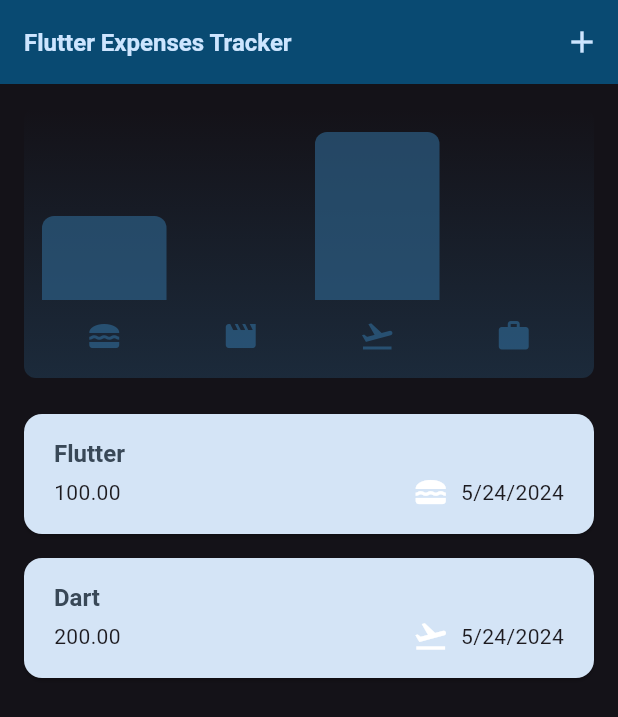
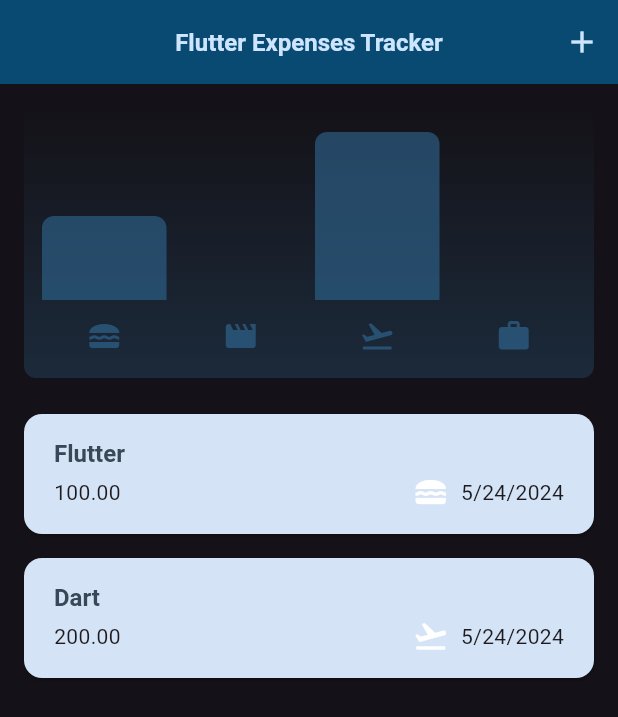
Before and after one commit to MahmoudAbuelazm/expenses_tracker, a Flutter app: the screen it shows after launch, on a phone screen of 412 x 824 dp. Shown: the top 717 px of the screen. Run offline on Flutter 3.47's test engine with Material 3 defaults, Android fonts, the phone set to English and light mode, and no system bars.

Commit message:
Refactor expenses.dart and widgets to improve code readability and maintainability

```diff
--- a/lib/expenses.dart
+++ b/lib/expenses.dart
@@ -28,6 +28,7 @@
 
   void _openAddExpense() {
     showModalBottomSheet(
+        useSafeArea: true,
         isScrollControlled: true,
         context: context,
         builder: (ctx) => NewExpense(
@@ -70,6 +71,7 @@
 
   @override
   Widget build(BuildContext context) {
+    double width = MediaQuery.of(context).size.width;
     Widget mainWidget = const Center(
       child: Text('No expenses found. Start adding some!'),
     );
@@ -80,6 +82,7 @@
     }
     return Scaffold(
       appBar: AppBar(
+        centerTitle: true,
         actions: [
           IconButton(
             onPressed: _openAddExpense,
@@ -88,9 +91,19 @@
         ],
         title: const Text('Flutter Expenses Tracker'),
       ),
-      body: Column(
-        children: [Chart(expenses: expenses), mainWidget],
-      ),
+      body: width > 600
+          ? Row(
+              children: [
+                Expanded(child: Chart(expenses: expenses)),
+                Expanded(child: mainWidget),
+              ],
+            )
+          : Column(
+              children: [
+                Chart(expenses: expenses),
+                Expanded(child: mainWidget)
+              ],
+            ),
     );
   }
 }
--- a/lib/main.dart
+++ b/lib/main.dart
@@ -1,4 +1,5 @@
 import 'package:flutter/material.dart';
+import 'package:flutter/services.dart';
 
 import 'expenses.dart';
 
@@ -6,6 +7,10 @@
 var kDarkColorScheme = ColorScheme.fromSeed(
     seedColor: Colors.blue.shade900, brightness: Brightness.dark);
 void main() {
+  // WidgetsFlutterBinding.ensureInitialized();
+  // SystemChrome.setPreferredOrientations(
+  //   [DeviceOrientation.portraitUp],
+  // ).then((fn) {
   runApp(const MyApp());
 }
 
```
Also changed, not shown: lib/widgets/new_expense.dart (+96 -6 lines).
